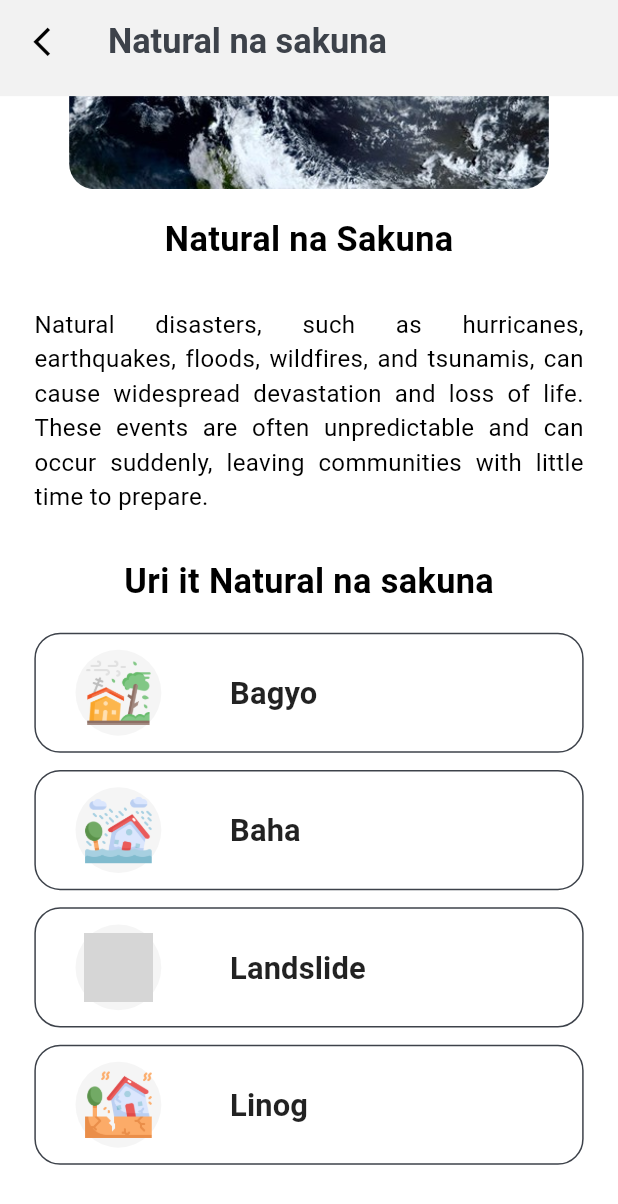
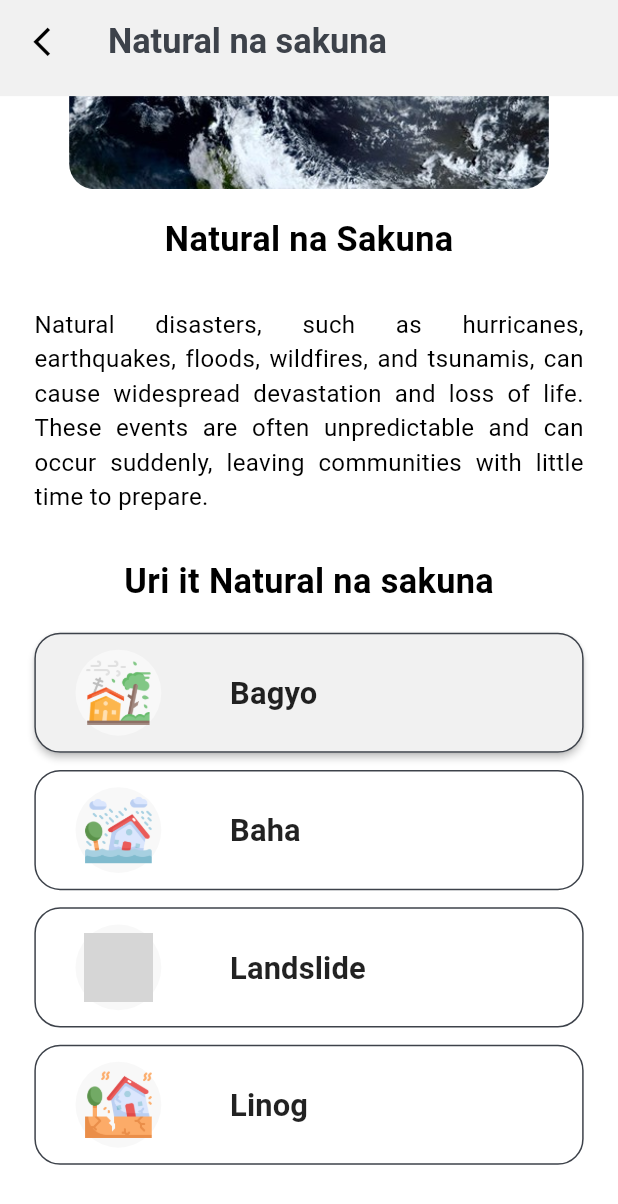
Before and after one commit to cent-ivan/CommuniHelp_App, a Flutter app: the NaturalDisasterView screen opened by its route, scrolled down 224 dp, on a phone screen of 412 x 824 dp. Shown: the top 1204 px of the screen. Run offline on Flutter 3.47's test engine with Material 3 defaults, Android fonts, the phone set to English and light mode, and no system bars; our stand-ins replace firebase_core, flutter_screenutil, flutter_slidable, image_picker; accounts and stored records are empty; grey boxes are pictures that could not be loaded.

Commit message:
changed colors

```diff
--- a/lib/ViewModels/theme.dart
+++ b/lib/ViewModels/theme.dart
@@ -4,8 +4,8 @@ ThemeData lightMode = ThemeData(
   brightness: Brightness.light,
   colorScheme: const ColorScheme.light(
     surface: Colors.white, //for backgorund
-    primary: Color(0xFFF2F2F2),
-    secondary: Color(0xFFF5F5F5), //For extra not important stuff
+    primary: Color(0xFFF1F1F1),
+    secondary: Color(0xFFF8F8F8), //For extra not important stuff
     outline: Color(0xFF3D424A) //for texts and icons
   )
 );
--- a/lib/Views/Infographics/Natural_Disaster/natural_info_components/natural_infographic_buttons..dart
+++ b/lib/Views/Infographics/Natural_Disaster/natural_info_components/natural_infographic_buttons..dart
@@ -23,6 +23,7 @@ class NaturalInfoButtons extends StatelessWidget {
 
         //Typhoon Button
         MaterialButton(
+          color: Theme.of(context).colorScheme.primary,
           shape: RoundedRectangleBorder(
             borderRadius: BorderRadius.all(Radius.circular(15.r)),
             side: BorderSide(color: Theme.of(context).colorScheme.outline)
```
